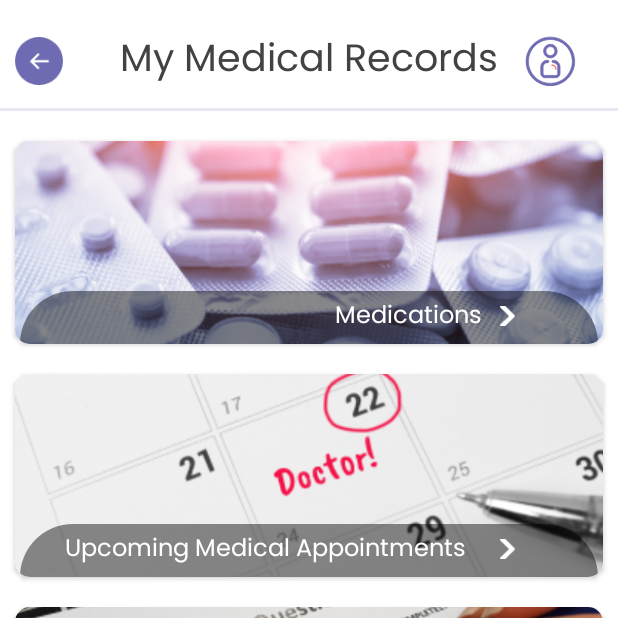
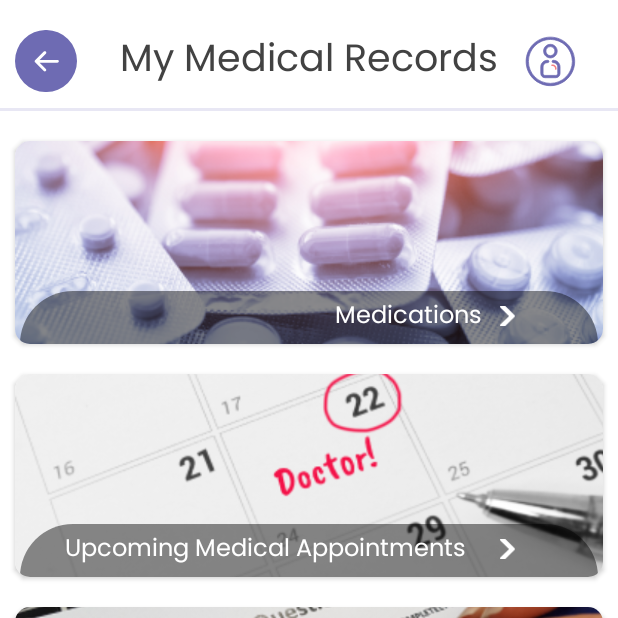
Before and after one commit to pardhaNFC/calmscient, an Android app built with Jetpack Compose: the fragment CalendarFragment placed in its activity, after a tap on "My Medical Records", on a phone screen of 412 x 824 dp, the top half of it. Run offline under Robolectric (Android 15) with nearby library versions, the phone set to English and light mode, and no system bars; our stand-ins replace sdp/ssp sizes; libraries missing offline, so code that uses them is left out: com.kizitonwose.calendar; 4 statements that could not run were skipped.

Commit message:
calendar changes

```diff
--- /dev/null
+++ b/app/src/main/res/drawable/calendar_custom_border.xml
@@ -0,0 +1,14 @@
+<?xml version="1.0" encoding="UTF-8"?>
+<shape xmlns:android="http://schemas.android.com/apk/res/android"
+    android:shape="rectangle">
+    <corners android:radius="6dp" />
+    <padding
+        android:bottom="8dp"
+        android:left="8dp"
+        android:right="8dp"
+        android:top="8dp" />
+    <stroke
+        android:width="2dp"
+        android:color="@color/example_7_button" />
+    <solid android:color="@color/example_7_button" />
+</shape>
--- a/app/src/main/res/drawable/skip_border.xml
+++ b/app/src/main/res/drawable/skip_border.xml
@@ -9,5 +9,4 @@
         android:right="34dp"
         android:top="7dp" />
     <solid android:color="#F4F3FF" />
-
 </shape>
--- a/app/src/main/res/layout/activity_my_medical_records.xml
+++ b/app/src/main/res/layout/activity_my_medical_records.xml
@@ -17,8 +17,8 @@
 
         <ImageView
             android:id="@+id/back_icon"
-            android:layout_width="31.87dp"
-            android:layout_height="31.87dp"
+            android:layout_width="wrap_content"
+            android:layout_height="wrap_content"
             android:layout_centerVertical="true"
             android:clickable="true"
             android:src="@drawable/ic_back" />
```
Also changed, not shown: app/src/main/java/com/calmscient/adapters/CalendarViewOptionsAdapter.kt (+0 -11 lines), app/src/main/java/com/calmscient/adapters/VideoAdapter.kt (+6 -4 lines), app/src/main/java/com/calmscient/fragments/CalendarFragment.kt (+29 -6 lines), app/src/main/res/drawable/ic_calendar.xml (added, +9 -0 lines), app/src/main/res/drawable/ic_down_arrow.xml (added, +9 -0 lines), app/src/main/res/layout/calendar_day_layout.xml (+11 -5 lines), app/src/main/res/layout/calendar_fragment_layout.xml (+40 -5 lines).
